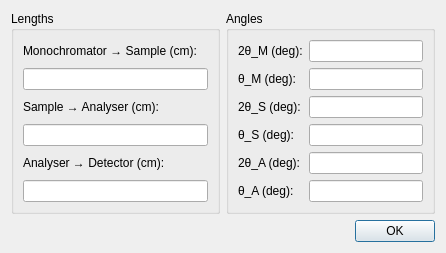
Before: the Qt Designer form ui/real_params.ui in tweber-ill/frm_mirror-takin1, drawn with Qt 5.
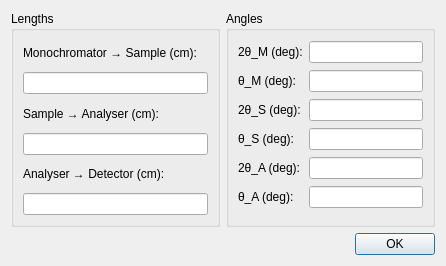
After: the same form once the commit is applied.

The edit to the form file:
```diff
--- a/ui/real_params.ui
+++ b/ui/real_params.ui
@@ -7,7 +7,7 @@
     <x>0</x>
     <y>0</y>
     <width>446</width>
-    <height>230</height>
+    <height>266</height>
    </rect>
   </property>
   <property name="windowTitle">
@@ -21,7 +21,11 @@
      </property>
      <layout class="QGridLayout" name="gridLayout_3">
       <item row="3" column="1">
-       <widget class="QLineEdit" name="editThetaS"/>
+       <widget class="QLineEdit" name="editThetaS">
+        <property name="readOnly">
+         <bool>true</bool>
+        </property>
+       </widget>
       </item>
       <item row="3" column="0">
        <widget class="QLabel" name="label_12">
@@ -38,7 +42,11 @@
        </widget>
       </item>
       <item row="1" column="1">
-       <widget class="QLineEdit" name="editThetaM"/>
+       <widget class="QLineEdit" name="editThetaM">
+        <property name="readOnly">
+         <bool>true</bool>
+        </property>
+       </widget>
       </item>
       <item row="2" column="0">
        <widget class="QLabel" name="label_11">
@@ -62,10 +70,18 @@
        </widget>
       </item>
       <item row="0" column="1">
-       <widget class="QLineEdit" name="edit2ThetaM"/>
+       <widget class="QLineEdit" name="edit2ThetaM">
+        <property name="readOnly">
+         <bool>true</bool>
+        </property>
+       </widget>
       </item>
       <item row="2" column="1">
-       <widget class="QLineEdit" name="edit2ThetaS"/>
+       <widget class="QLineEdit" name="edit2ThetaS">
+        <property name="readOnly">
+         <bool>true</bool>
+        </property>
+       </widget>
       </item>
       <item row="5" column="0">
        <widget class="QLabel" name="label_2">
@@ -75,10 +91,18 @@
        </widget>
       </item>
       <item row="4" column="1">
-       <widget class="QLineEdit" name="edit2ThetaA"/>
+       <widget class="QLineEdit" name="edit2ThetaA">
+        <property name="readOnly">
+         <bool>true</bool>
+        </property>
+       </widget>
       </item>
       <item row="5" column="1">
-       <widget class="QLineEdit" name="editThetaA"/>
+       <widget class="QLineEdit" name="editThetaA">
+        <property name="readOnly">
+         <bool>true</bool>
+        </property>
+       </widget>
       </item>
      </layout>
     </widget>
@@ -103,7 +127,11 @@
        </widget>
       </item>
       <item row="1" column="0" colspan="2">
-       <widget class="QLineEdit" name="editLenMonoSample"/>
+       <widget class="QLineEdit" name="editLenMonoSample">
+        <property name="readOnly">
+         <bool>true</bool>
+        </property>
+       </widget>
       </item>
       <item row="0" column="0" colspan="2">
        <widget class="QLabel" name="label_9">
@@ -119,10 +147,18 @@
        </widget>
       </item>
       <item row="3" column="0" colspan="2">
-       <widget class="QLineEdit" name="editLenSampleAna"/>
+       <widget class="QLineEdit" name="editLenSampleAna">
+        <property name="readOnly">
+         <bool>true</bool>
+        </property>
+       </widget>
       </item>
       <item row="5" column="0" colspan="2">
-       <widget class="QLineEdit" name="editLenAnaDet"/>
+       <widget class="QLineEdit" name="editLenAnaDet">
+        <property name="readOnly">
+         <bool>true</bool>
+        </property>
+       </widget>
       </item>
       <item row="4" column="0" colspan="2">
        <widget class="QLabel" name="label_14">
```
